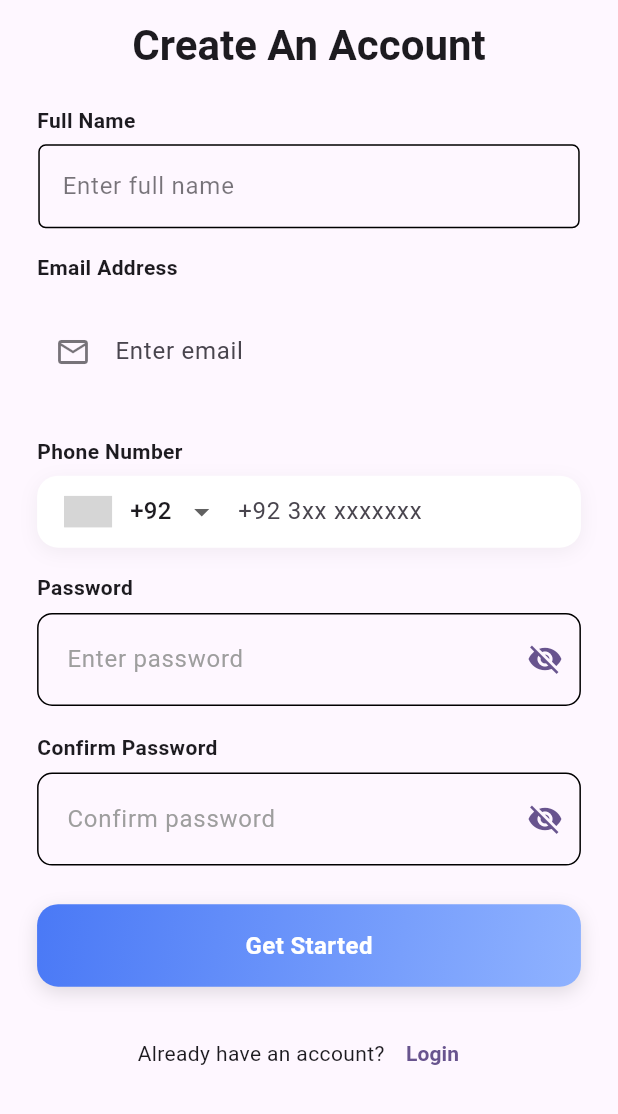
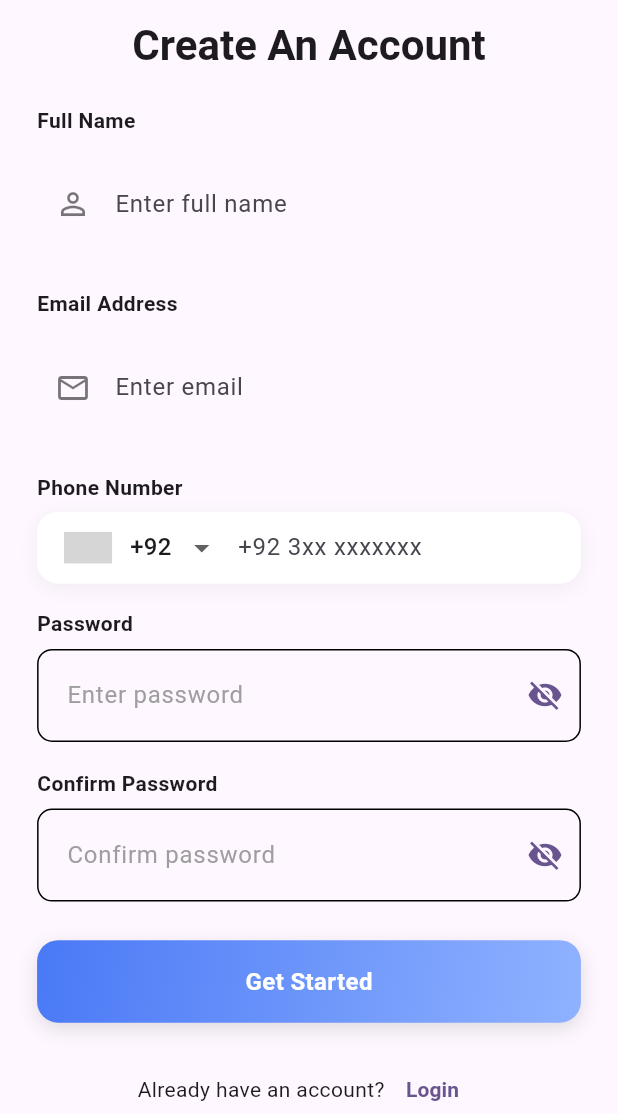
Before and after one commit to Muhammad-Rashid-172002/IELTS-AI-Study-Assistant, a Flutter app: the Registration screen opened by its route, scrolled down 30 dp, on a phone screen of 412 x 824 dp, the part 122-1236 px from its top. Run offline on Flutter 3.47's test engine with Material 3 defaults, Android fonts, the phone set to English and light mode, and no system bars; drawn by our look-alikes of intl_phone_number_input; our stand-ins replace cloud_firestore, firebase_auth, firebase_core, fl_chart, flutter_gemini, get and 3 more; accounts and stored records are empty; grey boxes are pictures that could not be loaded.

```diff
--- a/lib/resources/components/custom_text_field_name.dart
+++ b/lib/resources/components/custom_text_field_name.dart
@@ -1,6 +1,6 @@
-
 import 'package:flutter/material.dart';
 
+/// 👤 Modern Name Text Field (IELTS Style)
 class CustomTextFieldName extends StatelessWidget {
   const CustomTextFieldName({
     super.key,
@@ -18,28 +18,51 @@ class CustomTextFieldName extends StatelessWidget {
     final theme = Theme.of(context);
 
     return Padding(
-      padding: const EdgeInsets.symmetric(horizontal: 0.8),
+      padding: const EdgeInsets.symmetric(vertical: 10),
       child: TextFormField(
         controller: controller,
         validator: validator,
-        style: TextStyle(color: theme.colorScheme.onSurface),
+        keyboardType: TextInputType.name,
         textCapitalization: TextCapitalization.words,
-        keyboardType: TextInputType.name,
+        style: theme.textTheme.bodyLarge,
+        cursorColor: theme.colorScheme.primary,
         decoration: InputDecoration(
           hintText: hintText,
-          hintStyle: TextStyle(color: theme.colorScheme.onSurface.withOpacity(0.6)),
+
+          // ICON
+          prefixIcon: Icon(
+            Icons.person_outline,
+            color: theme.colorScheme.onSurface.withOpacity(0.6),
+          ),
+
           filled: true,
           fillColor: theme.colorScheme.surface,
+
+          contentPadding:
+              const EdgeInsets.symmetric(horizontal: 18, vertical: 18),
+
+          // MODERN BORDERS
           border: OutlineInputBorder(
-            borderRadius: BorderRadius.circular(5),
+            borderRadius: BorderRadius.circular(14),
+            borderSide: BorderSide.none,
           ),
+
           enabledBorder: OutlineInputBorder(
-            borderRadius: BorderRadius.circular(5),
-            // borderSide: BorderSide(color: theme.dividerColor),
+            borderRadius: BorderRadius.circular(14),
+            borderSide: BorderSide.none,
           ),
+
           focusedBorder: OutlineInputBorder(
-            borderRadius: BorderRadius.circular(10),
-            borderSide: BorderSide(color: theme.colorScheme.primary, width: 2),
+            borderRadius: BorderRadius.circular(14),
+            borderSide: BorderSide(
+              color: theme.colorScheme.primary,
+              width: 1.4,
+            ),
+          ),
+
+          errorBorder: OutlineInputBorder(
+            borderRadius: BorderRadius.circular(14),
+            borderSide: const BorderSide(color: Colors.redAccent),
           ),
         ),
       ),
```
